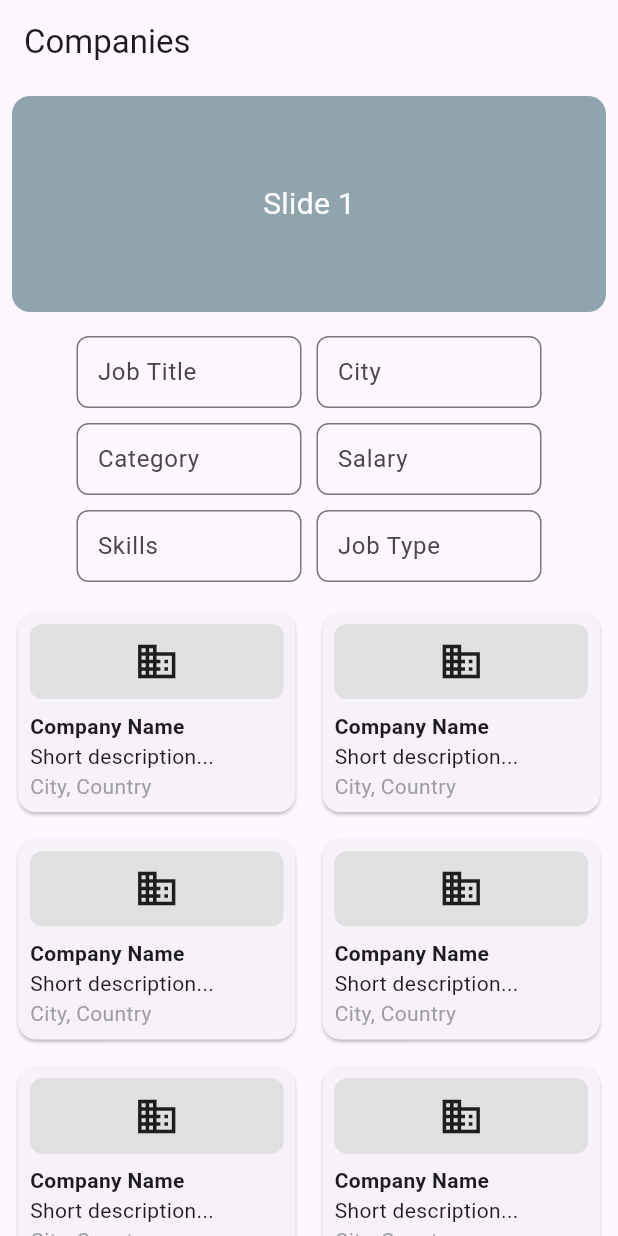
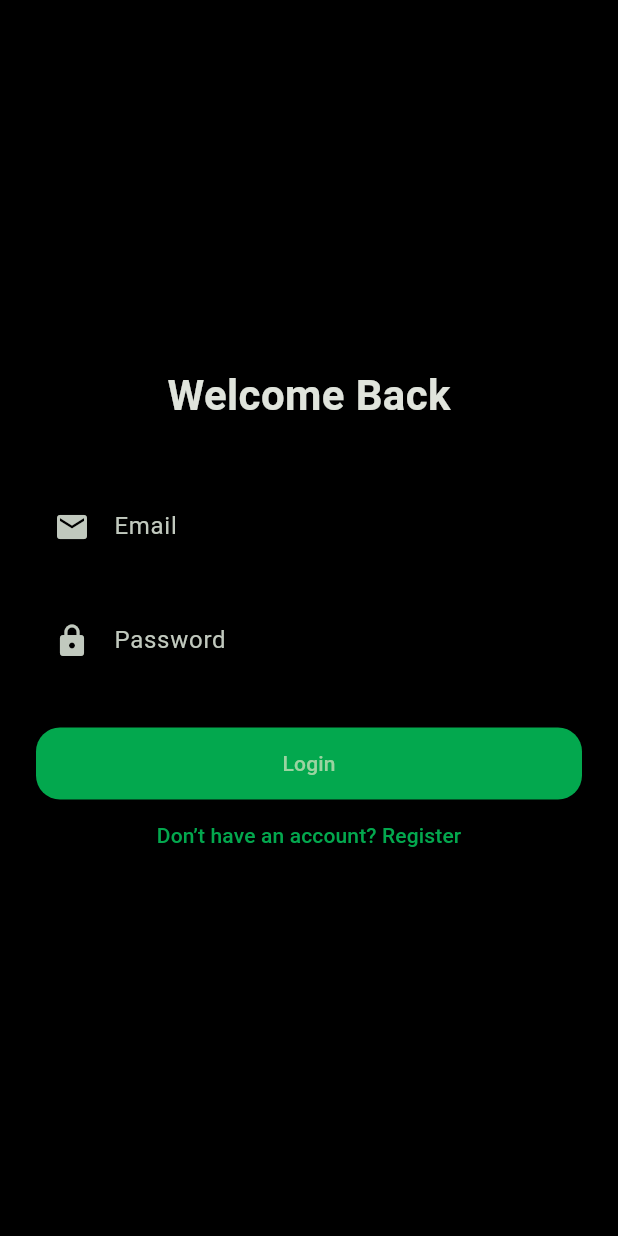
Before and after one commit to MahmoudZenbarakji/Recruitment-mobile-app, a Flutter app: the screen it shows after launch, on a phone screen of 412 x 824 dp. Run offline on Flutter 3.47's test engine with Material 3 defaults, Android fonts, the light colour scheme and no system bars; our stand-ins replace carousel_slider.

Commit message:
added login and registration some updates in the company screen and made the theme of the app

```diff
--- a/lib/main.dart
+++ b/lib/main.dart
@@ -1,127 +1,45 @@
 import 'package:flutter/material.dart';
+import 'package:smart_recuirtment/presentation/screens/auth/login.dart';
 import 'package:smart_recuirtment/presentation/screens/companyScreen.dart';
-import 'package:smart_recuirtment/presentation/screens/jobs.dart';
 
 void main() {
-  runApp(CompanyScreen());
+  runApp(const SmartRecruitmentApp());
 }
 
-class MyApp extends StatelessWidget {
-  const MyApp({super.key});
+class SmartRecruitmentApp extends StatelessWidget {
+  const SmartRecruitmentApp({super.key});
 
-  // This widget is the root of your application.
   @override
   Widget build(BuildContext context) {
     return MaterialApp(
-      title: 'Flutter Demo',
+      title: 'Smart Recruitment',
+      debugShowCheckedModeBanner: false,
       theme: ThemeData(
-        // This is the theme of your application.
-        //
-        // TRY THIS: Try running your application with "flutter run". You'll see
-        // the application has a blue toolbar. Then, without quitting the app,
-        // try changing the seedColor in the colorScheme below to Colors.green
-        // and then invoke "hot reload" (save your changes or press the "hot
-        // reload" button in a Flutter-supported IDE, or press "r" if you used
-        // the command line to start the app).
-        //
-        // Notice that the counter didn't reset back to zero; the application
-        // state is not lost during the reload. To reset the state, use hot
-        // restart instead.
-        //
-        // This works for code too, not just values: Most code changes can be
-        // tested with just a hot reload.
-        colorScheme: ColorScheme.fromSeed(seedColor: Colors.deepPurple),
-        useMaterial3: true,
+        primaryColor: const Color(0xFF03A84E),
+        colorScheme: ColorScheme.fromSeed(
+          seedColor: const Color(0xFF03A84E),
+          brightness: Brightness.light,
+        ),
+        appBarTheme: const AppBarTheme(
+          backgroundColor: Color(0xFF03A84E),
+          foregroundColor: Colors.white,
+        ),
+        elevatedButtonTheme: ElevatedButtonThemeData(
+          style: ElevatedButton.styleFrom(
+            backgroundColor: const Color(0xFF03A84E),
+          ),
+        ),
+        floatingActionButtonTheme: const FloatingActionButtonThemeData(
+          backgroundColor: Color(0xFF03A84E),
+        ),
+        inputDecorationTheme: InputDecorationTheme(
+          focusedBorder: OutlineInputBorder(
+            borderSide: const BorderSide(color: Color(0xFF03A84E)),
+            borderRadius: BorderRadius.circular(8),
+          ),
+        ),
       ),
-      home: const MyHomePage(title: 'Flutter Demo Home Page'),
+      home: const AuthApp(),
     );
   }
 }
-
-class MyHomePage extends StatefulWidget {
-  const MyHomePage({super.key, required this.title});
-
-  // This widget is the home page of your application. It is stateful, meaning
-  // that it has a State object (defined below) that contains fields that affect
-  // how it looks.
-
-  // This class is the configuration for the state. It holds the values (in this
-  // case the title) provided by the parent (in this case the App widget) and
-  // used by the build method of the State. Fields in a Widget subclass are
-  // always marked "final".
-
-  final String title;
-
-  @override
-  State<MyHomePage> createState() => _MyHomePageState();
-}
-
-class _MyHomePageState extends State<MyHomePage> {
-  int _counter = 0;
-
-  void _incrementCounter() {
-    setState(() {
-      // This call to setState tells the Flutter framework that something has
-      // changed in this State, which causes it to rerun the build method below
-      // so that the display can reflect the updated values. If we changed
-      // _counter without calling setState(), then the build method would not be
-      // called again, and so nothing would appear to happen.
-      _counter++;
-    });
-  }
-
-  @override
-  Widget build(BuildContext context) {
-    // This method is rerun every time setState is called, for instance as done
-    // by the _incrementCounter method above.
-    //
-    // The Flutter framework has been optimized to make rerunning build methods
-    // fast, so that you can just rebuild anything that needs updating rather
-    // than having to individually change instances of widgets.
-    return Scaffold(
-      appBar: AppBar(
-        // TRY THIS: Try changing the color here to a specific color (to
-        // Colors.amber, perhaps?) and trigger a hot reload to see the AppBar
-        // change color while the other colors stay the same.
-        backgroundColor: Theme.of(context).colorScheme.inversePrimary,
-        // Here we take the value from the MyHomePage object that was created by
-        // the App.build method, and use it to set our appbar title.
-        title: Text(widget.title),
-      ),
-      body: Center(
-        // Center is a layout widget. It takes a single child and positions it
-        // in the middle of the parent.
-        child: Column(
-          // Column is also a layout widget. It takes a list of children and
-          // arranges them vertically. By default, it sizes itself to fit its
-          // children horizontally, and tries to be as tall as its parent.
-          //
-          // Column has various properties to control how it sizes itself and
-          // how it positions its children. Here we use mainAxisAlignment to
-          // center the children vertically; the main axis here is the vertical
-          // axis because Columns are vertical (the cross axis would be
-          // horizontal).
-          //
-          // TRY THIS: Invoke "debug painting" (choose the "Toggle Debug Paint"
-          // action in the IDE, or press "p" in the console), to see the
-          // wireframe for each widget.
-          mainAxisAlignment: MainAxisAlignment.center,
-          children: <Widget>[
-            const Text(
-              'You have pushed the button this many times:',
-            ),
-            Text(
-              '$_counter',
-              style: Theme.of(context).textTheme.headlineMedium,
-            ),
-          ],
-        ),
-      ),
-      floatingActionButton: FloatingActionButton(
-        onPressed: _incrementCounter,
-        tooltip: 'Increment',
-        child: const Icon(Icons.add),
-      ), // This trailing comma makes auto-formatting nicer for build methods.
-    );
-  }
-}
--- /dev/null
+++ b/lib/presentation/screens/auth/login.dart
@@ -0,0 +1,160 @@
+import 'package:flutter/material.dart';
+
+class AuthApp extends StatelessWidget {
+  const AuthApp({super.key});
+
+  @override
+  Widget build(BuildContext context) {
+    return MaterialApp(
+      debugShowCheckedModeBanner: false,
+      theme: ThemeData(
+        brightness: Brightness.dark,
+        primaryColor: const Color(0xFF03A84E),
+        colorScheme: ColorScheme.fromSeed(
+          seedColor: const Color(0xFF03A84E),
+          brightness: Brightness.dark,
+        ),
+        inputDecorationTheme: InputDecorationTheme(
+          filled: true,
+          fillColor: Colors.black,
+          border: OutlineInputBorder(
+            borderRadius: BorderRadius.circular(16),
+            borderSide: BorderSide.none,
+          ),
+        ),
+        elevatedButtonTheme: ElevatedButtonThemeData(
+          style: ElevatedButton.styleFrom(
+            backgroundColor: const Color(0xFF03A84E),
+            shape: RoundedRectangleBorder(
+              borderRadius: BorderRadius.circular(16),
+            ),
+            padding: const EdgeInsets.symmetric(vertical: 14),
+          ),
+        ),
+      ),
+      home: const LoginPage(),
+    );
+  }
+}
+
+class LoginPage extends StatelessWidget {
+  const LoginPage({super.key});
+
+  @override
+  Widget build(BuildContext context) {
+    final size = MediaQuery.of(context).size;
+
+    return Scaffold(
+      backgroundColor: Colors.black,
+      body: Padding(
+        padding: const EdgeInsets.symmetric(horizontal: 24.0),
+        child: Center(
+          child: SingleChildScrollView(
+            child: Column(
+              children: [
+                const Text(
+                  'Welcome Back',
+                  style: TextStyle(fontSize: 28, fontWeight: FontWeight.bold),
+                ),
+                const SizedBox(height: 40),
+                TextField(
+                  decoration: InputDecoration(
+                    hintText: 'Email',
+                    prefixIcon: const Icon(Icons.email),
+                  ),
+                ),
+                const SizedBox(height: 20),
+                TextField(
+                  obscureText: true,
+                  decoration: InputDecoration(
+                    hintText: 'Password',
+                    prefixIcon: const Icon(Icons.lock),
+                  ),
+                ),
+                const SizedBox(height: 30),
+                SizedBox(
+                  width: size.width,
+                  child: ElevatedButton(
+                    onPressed: () {},
+                    child: const Text('Login'),
+                  ),
+                ),
+                TextButton(
+                  onPressed: () {
+                    Navigator.push(
+                      context,
+                      MaterialPageRoute(builder: (_) => const RegisterPage()),
+                    );
+                  },
+                  child: const Text(
+                    'Don’t have an account? Register',
+                    style: TextStyle(color: Color(0xFF03A84E)),
+                  ),
+                ),
+              ],
+            ),
+          ),
+        ),
+      ),
+    );
+  }
+}
+
+class RegisterPage extends StatelessWidget {
+  const RegisterPage({super.key});
+
+  @override
+  Widget build(BuildContext context) {
+    final size = MediaQuery.of(context).size;
+
+    return Scaffold(
+      backgroundColor: Colors.black,
+      appBar: AppBar(title: const Text('Register')),
+      body: Padding(
+        padding: const EdgeInsets.symmetric(horizontal: 24.0),
+        child: Center(
+          child: SingleChildScrollView(
+            child: Column(
+              children: [
+                const Text(
+                  'Create Account',
+                  style: TextStyle(fontSize: 28, fontWeight: FontWeight.bold),
+                ),
+                const SizedBox(height: 40),
+                TextField(
+                  decoration: InputDecoration(
+                    hintText: 'Full Name',
+                    prefixIcon: const Icon(Icons.person),
+                  ),
+                ),
+                const SizedBox(height: 20),
+                TextField(
+                  decoration: InputDecoration(
+                    hintText: 'Email',
+                    prefixIcon: const Icon(Icons.email),
+                  ),
+                ),
+                const SizedBox(height: 20),
+                TextField(
+                  obscureText: true,
+                  decoration: InputDecoration(
+                    hintText: 'Password',
+                    prefixIcon: const Icon(Icons.lock),
+                  ),
+                ),
+                const SizedBox(height: 30),
+                SizedBox(
+                  width: size.width,
+                  child: ElevatedButton(
+                    onPressed: () {},
+                    child: const Text('Register'),
+                  ),
+                ),
+              ],
+            ),
+          ),
+        ),
+      ),
+    );
+  }
+}
--- a/lib/presentation/screens/companyScreen.dart
+++ b/lib/presentation/screens/companyScreen.dart
@@ -5,13 +5,34 @@ class CompanyScreen extends StatelessWidget {
 
   @override
   Widget build(BuildContext context) {
-    return MaterialApp(
-      home: Scaffold(
+    return Scaffold(
       appBar: AppBar(title: const Text("Companies")),
-        body: Column(
-          children: [
-            // Slider
-            SizedBox(
+      body: CustomScrollView(
+        slivers: [
+          SliverToBoxAdapter(child: _buildSlider()),
+          SliverToBoxAdapter(child: _buildFilters()),
+          SliverPadding(
+            padding: const EdgeInsets.all(8),
+            sliver: SliverGrid(
+              delegate: SliverChildBuilderDelegate(
+                (context, index) => _buildCompanyCard(),
+                childCount: 4,
+              ),
+              gridDelegate: const SliverGridDelegateWithFixedCrossAxisCount(
+                crossAxisCount: 2,
+                mainAxisSpacing: 10,
+                crossAxisSpacing: 10,
+                childAspectRatio: 3 / 3.5,
+              ),
+            ),
+          ),
+        ],
+      ),
+    );
+  }
+
+  Widget _buildSlider() {
+    return SizedBox(
       height: 160,
       child: PageView.builder(
         itemCount: 3,
@@ -25,17 +46,17 @@ class CompanyScreen extends StatelessWidget {
             child: Center(
               child: Text(
                 "Slide ${index + 1}",
-                        style:
-                            const TextStyle(color: Colors.white, fontSize: 20),
+                style: const TextStyle(color: Colors.white, fontSize: 20),
               ),
             ),
           );
         },
       ),
-            ),
+    );
+  }
 
-            // Filters
-            Padding(
+  Widget _buildFilters() {
+    return Padding(
       padding: const EdgeInsets.all(8.0),
       child: Wrap(
         spacing: 10,
@@ -45,27 +66,14 @@ class CompanyScreen extends StatelessWidget {
           _FilterInput(label: "City"),
           _FilterInput(label: "Category"),
           _FilterInput(label: "Salary"),
-                  _FilterInput(label: "Skills"),
-                  _FilterInput(label: "Job Type"),
         ],
       ),
-            ),
+    );
+  }
 
-            // Grid View
-            Expanded(
-              child: GridView.builder(
-                padding: const EdgeInsets.all(8),
-                gridDelegate: const SliverGridDelegateWithFixedCrossAxisCount(
-                  crossAxisCount: 2,
-                  mainAxisSpacing: 10,
-                  crossAxisSpacing: 10,
-                  childAspectRatio: 3 / 2.2,
-                ),
-                itemCount: 6, // placeholder count
-                itemBuilder: (context, index) {
+  Widget _buildCompanyCard() {
     return Card(
-                    shape: RoundedRectangleBorder(
-                        borderRadius: BorderRadius.circular(12)),
+      shape: RoundedRectangleBorder(borderRadius: BorderRadius.circular(12)),
       child: Padding(
         padding: const EdgeInsets.all(8),
         child: Column(
@@ -84,18 +92,12 @@ class CompanyScreen extends StatelessWidget {
             const SizedBox(height: 8),
             const Text("Company Name",
                 style: TextStyle(fontWeight: FontWeight.bold)),
-                          const Text("Short description...",
-                              maxLines: 1, overflow: TextOverflow.ellipsis),
+            const Text(
+              "1-Short description.vskdvjldvljds..",
+              maxLines: 2,
+            ),
             const Spacer(),
-                          const Text("City, Country",
-                              style: TextStyle(color: Colors.grey)),
-                        ],
-                      ),
-                    ),
-                  );
-                },
-              ),
-            ),
+            const Text("City, Country", style: TextStyle(color: Colors.grey)),
           ],
         ),
       ),
@@ -111,14 +113,42 @@ class _FilterInput extends StatelessWidget {
   Widget build(BuildContext context) {
     return SizedBox(
       width: 150,
-      child: TextField(
+      child: DropdownButtonFormField<String>(
         decoration: InputDecoration(
           labelText: label,
           contentPadding:
               const EdgeInsets.symmetric(horizontal: 10, vertical: 8),
           border: OutlineInputBorder(borderRadius: BorderRadius.circular(8)),
         ),
+        items: _getDropdownItems(label).map((value) {
+          return DropdownMenuItem<String>(
+            value: value,
+            child: Text(value),
+          );
+        }).toList(),
+        onChanged: (value) {
+          // Handle value selection here if needed
+        },
       ),
     );
   }
+
+  List<String> _getDropdownItems(String label) {
+    switch (label) {
+      case "Job Title":
+        return ["Developer", "Designer", "Manager"];
+      case "City":
+        return ["New York", "London", "Paris"];
+      case "Category":
+        return ["IT", "Marketing", "Finance"];
+      case "Salary":
+        return ["< \$2000", "\$2000-\$5000", "> \$5000"];
+      case "Skills":
+        return ["Flutter", "React", "Node.js"];
+      case "Job Type":
+        return ["Full-time", "Part-time", "Remote"];
+      default:
+        return ["Option 1", "Option 2"];
     }
+  }
+}
```
Also changed, not shown: lib/presentation/screens/jobs.dart (+5 -4 lines), lib/presentation/screens/auth/Registeration.dart (added), 1 other file. Lines whose indentation alone changed are shown as unchanged.
